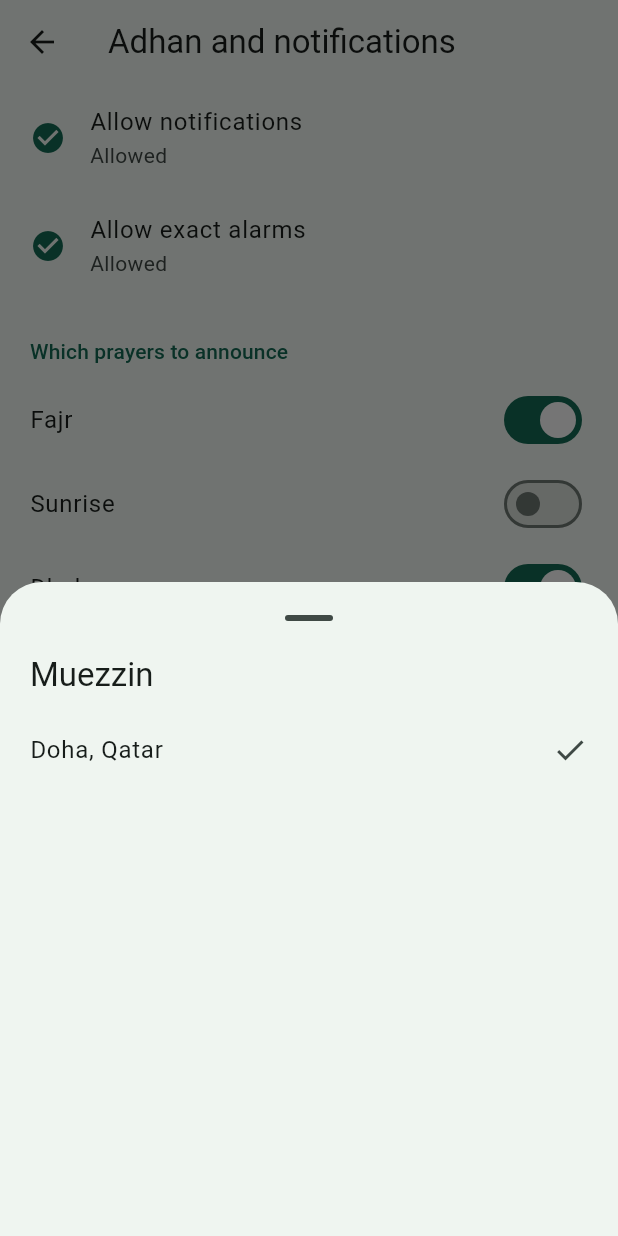
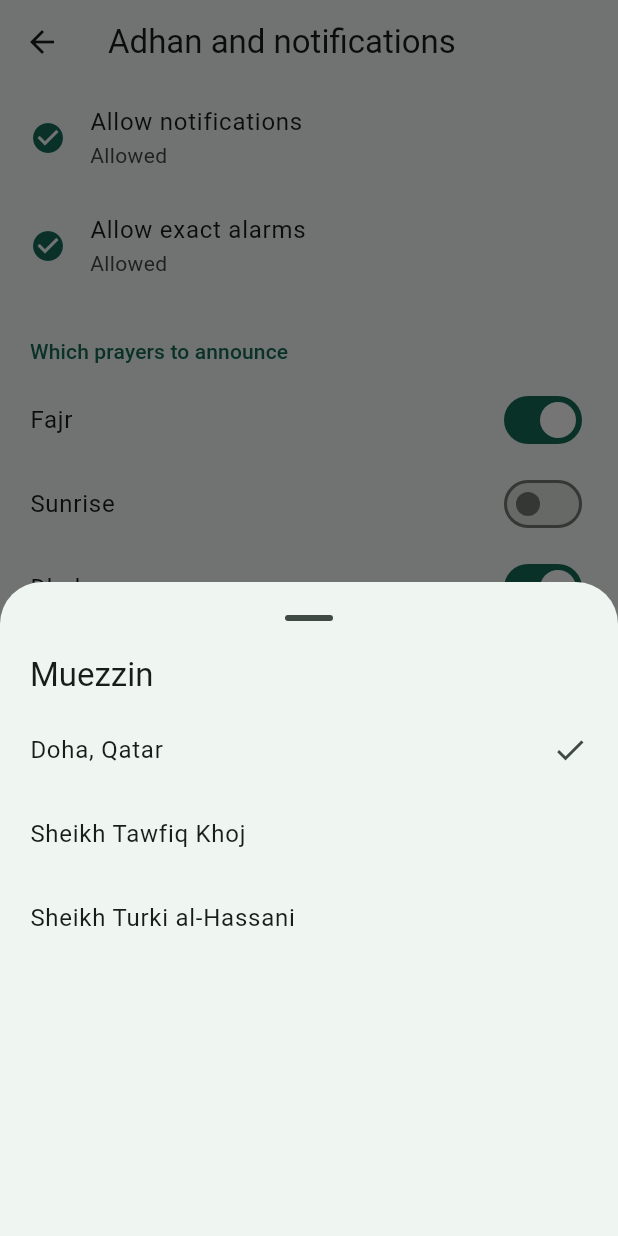
Before and after one commit to nwctr1nity/MyFaith, a Flutter app: the NotificationsScreen screen opened directly, after a tap on "Muezzin", on a phone screen of 412 x 824 dp. Run offline on Flutter 3.47's test engine with Material 3 defaults, Android fonts, the phone set to English and light mode, and no system bars; our stand-ins replace flutter_compass, flutter_local_notifications, flutter_riverpod, flutter_timezone, geolocator, hijri and 5 more; missing offline and left inert: adhan_dart; accounts and stored records are empty; statements that could not run were skipped.

Commit message:
Add the adhans of Sheikh Tawfiq Khoj and Sheikh Turki al-Hassani
Co-Authored-By: Claude Fable 5.2 <noreply@anthropic.com>
Claude-Session: https://claude.ai/code/session_01B8Ug9366CVfvu2TyTToFeS

```diff
--- a/lib/core/content/muezzins.dart
+++ b/lib/core/content/muezzins.dart
@@ -41,6 +41,26 @@ const muezzins = <Muezzin>[
       PrayerSlot.isha: 'azan_doha_isha',
     },
   ),
+  Muezzin(
+    id: 'khoj',
+    names: {
+      'ru': 'Шейх Тауфик Ходж',
+      'en': 'Sheikh Tawfiq Khoj',
+      'ar': 'الشيخ توفيق خوج',
+    },
+    fajr: 'azan_taufiq_fajr',
+    other: 'azan_taufiq',
+  ),
+  Muezzin(
+    id: 'hassani',
+    names: {
+      'ru': 'Шейх Турки аль-Хасани',
+      'en': 'Sheikh Turki al-Hassani',
+      'ar': 'الشيخ تركي الحسني',
+    },
+    fajr: 'azan_turki_fajr',
+    other: 'azan_turki',
+  ),
 ];
 
 Muezzin muezzinById(String? id) =>
--- a/lib/l10n/app_ar.arb
+++ b/lib/l10n/app_ar.arb
@@ -183,7 +183,7 @@
   "sourcesQuran": "نص القرآن: مجمع الملك فهد، الرسم العثماني برواية حفص. الترجمات: إلمير قولييف (الروسية)، صحيح إنترناشيونال (الإنجليزية). التفسير: المختصر، مركز تفسير للدراسات القرآنية.",
   "sourcesHadith": "الحديث: صحيح البخاري. الترجمة الإنجليزية لمحسن خان والروسية لعبد الله نيرشا. يُختار حديث اليوم تلقائيًا من الأحاديث القصيرة.",
   "sourcesOther": "مواقيت الصلاة: adhan_dart. المدن: GeoNames، CC BY 4.0. الخط العربي: Amiri Quran برخصة SIL Open Font. جُمعت البيانات من المشاريع المفتوحة quran-api و hadith-api و tafsir_api. الترجمات ملك لأصحابها وتُستخدم هنا للقراءة الشخصية غير التجارية. النطق بالحروف اللاتينية من quran-api. ألوان التجويد يستخرجها التطبيق من علامات الرسم العثماني ولا تغني عن التلقي من معلم. التلاوات تُبث من everyayah.com وتحتاج إلى الإنترنت.",
-  "sourcesAdhan": "الأذان: تسجيلات من الدوحة (قطر) بين عامي 2013 و2014. المصدر: أرشيف الإنترنت، ملكية عامة.",
+  "sourcesAdhan": "الأذان: تسجيلات من الدوحة (قطر) بين عامي 2013 و2014 (أرشيف الإنترنت، ملكية عامة)، وأذان الشيخ توفيق خوج والشيخ تركي الحسني.",
   "muezzin": "المؤذن",
   "channelAdhanFajr": "أذان الفجر",
   "testAdhanFajr": "تشغيل أذان الفجر",
--- a/lib/l10n/app_en.arb
+++ b/lib/l10n/app_en.arb
@@ -339,7 +339,7 @@
   "sourcesQuran": "Quran text: King Fahd Complex, Uthmani script, Hafs. Translations: Elmir Kuliev (Russian), Saheeh International (English). Tafsir: Al-Mukhtasar, Tafsir Center for Quranic Studies.",
   "sourcesHadith": "Hadith: Sahih al-Bukhari. English by Muhsin Khan, Russian by Abdullah Nirsha. The hadith of the day is picked automatically from the shorter narrations.",
   "sourcesOther": "Prayer times: adhan_dart. Cities: GeoNames, CC BY 4.0. Arabic font: Amiri Quran, SIL Open Font License. Data collected from the open projects quran-api, hadith-api and tafsir_api. The translations belong to their authors and are used here for personal, non-commercial reading. Transliteration: quran-api (Latin); the Cyrillic one is derived from it automatically and is only a reading aid. Tajweed colours are derived by the app from the marks of the Uthmani text and do not replace learning with a teacher. Recitations are streamed from everyayah.com and need an internet connection. Dhikr, dua and the 99 names give their hadith sources on each card.",
-  "sourcesAdhan": "Adhan: recordings from Doha, Qatar, made in 2013–2014. Source: Internet Archive, public domain.",
+  "sourcesAdhan": "Adhan: recordings from Doha, Qatar, made in 2013–2014 (Internet Archive, public domain), and the adhans of Sheikh Tawfiq Khoj and Sheikh Turki al-Hassani.",
   "muezzin": "Muezzin",
   "channelAdhanFajr": "Fajr adhan",
   "testAdhanFajr": "Play the Fajr adhan",
--- a/lib/l10n/app_localizations.dart
+++ b/lib/l10n/app_localizations.dart
@@ -1201,7 +1201,7 @@ abstract class AppLocalizations {
   /// No description provided for @sourcesAdhan.
   ///
   /// In en, this message translates to:
-  /// **'Adhan: recordings from Doha, Qatar, made in 2013–2014. Source: Internet Archive, public domain.'**
+  /// **'Adhan: recordings from Doha, Qatar, made in 2013–2014 (Internet Archive, public domain), and the adhans of Sheikh Tawfiq Khoj and Sheikh Turki al-Hassani.'**
   String get sourcesAdhan;
 
   /// No description provided for @muezzin.
--- a/lib/l10n/app_localizations_ar.dart
+++ b/lib/l10n/app_localizations_ar.dart
@@ -612,7 +612,7 @@ class AppLocalizationsAr extends AppLocalizations {
 
   @override
   String get sourcesAdhan =>
-      'الأذان: تسجيلات من الدوحة (قطر) بين عامي 2013 و2014. المصدر: أرشيف الإنترنت، ملكية عامة.';
+      'الأذان: تسجيلات من الدوحة (قطر) بين عامي 2013 و2014 (أرشيف الإنترنت، ملكية عامة)، وأذان الشيخ توفيق خوج والشيخ تركي الحسني.';
 
   @override
   String get muezzin => 'المؤذن';
--- a/lib/l10n/app_localizations_en.dart
+++ b/lib/l10n/app_localizations_en.dart
@@ -620,7 +620,7 @@ class AppLocalizationsEn extends AppLocalizations {
 
   @override
   String get sourcesAdhan =>
-      'Adhan: recordings from Doha, Qatar, made in 2013–2014. Source: Internet Archive, public domain.';
+      'Adhan: recordings from Doha, Qatar, made in 2013–2014 (Internet Archive, public domain), and the adhans of Sheikh Tawfiq Khoj and Sheikh Turki al-Hassani.';
 
   @override
   String get muezzin => 'Muezzin';
--- a/lib/l10n/app_localizations_ru.dart
+++ b/lib/l10n/app_localizations_ru.dart
@@ -621,7 +621,7 @@ class AppLocalizationsRu extends AppLocalizations {
 
   @override
   String get sourcesAdhan =>
-      'Азан: записи из Дохи (Катар), сделанные в 2013–2014 годах. Источник: Internet Archive, общественное достояние.';
+      'Азан: записи из Дохи (Катар), сделанные в 2013–2014 годах (Internet Archive, общественное достояние), а также азаны шейха Тауфика Ходжа и шейха Турки аль-Хасани.';
 
   @override
   String get muezzin => 'Муэдзин';
--- a/lib/l10n/app_ru.arb
+++ b/lib/l10n/app_ru.arb
@@ -183,7 +183,7 @@
   "sourcesQuran": "Текст Корана: Комплекс имени короля Фахда, усманское письмо, чтение Хафса. Переводы: Эльмир Кулиев (русский), Saheeh International (английский). Тафсир: «Аль-Мухтасар», Центр коранических исследований «Тафсир».",
   "sourcesHadith": "Хадисы: Сахих аль-Бухари. Английский перевод Мухсина Хана, русский Абдуллы Нирши. Хадис дня выбирается автоматически из коротких хадисов.",
   "sourcesOther": "Время молитвы: adhan_dart. Города: GeoNames, CC BY 4.0. Арабский шрифт: Amiri Quran, SIL Open Font License. Данные собраны из открытых проектов quran-api, hadith-api и tafsir_api. Переводы принадлежат их авторам и используются здесь для личного некоммерческого чтения. Транскрипция: quran-api (латиница), кириллица получена из неё автоматически и служит только подсказкой для чтения. Цвета таджвида приложение выводит из знаков усманского письма, они не заменяют обучение с учителем. Записи чтецов загружаются с everyayah.com, для них нужен интернет. У зикров и дуа источник указан на каждой карточке.",
-  "sourcesAdhan": "Азан: записи из Дохи (Катар), сделанные в 2013–2014 годах. Источник: Internet Archive, общественное достояние.",
+  "sourcesAdhan": "Азан: записи из Дохи (Катар), сделанные в 2013–2014 годах (Internet Archive, общественное достояние), а также азаны шейха Тауфика Ходжа и шейха Турки аль-Хасани.",
   "muezzin": "Муэдзин",
   "channelAdhanFajr": "Азан на фаджр",
   "testAdhanFajr": "Включить азан фаджра",
```
Also changed, not shown: 4 other files.
